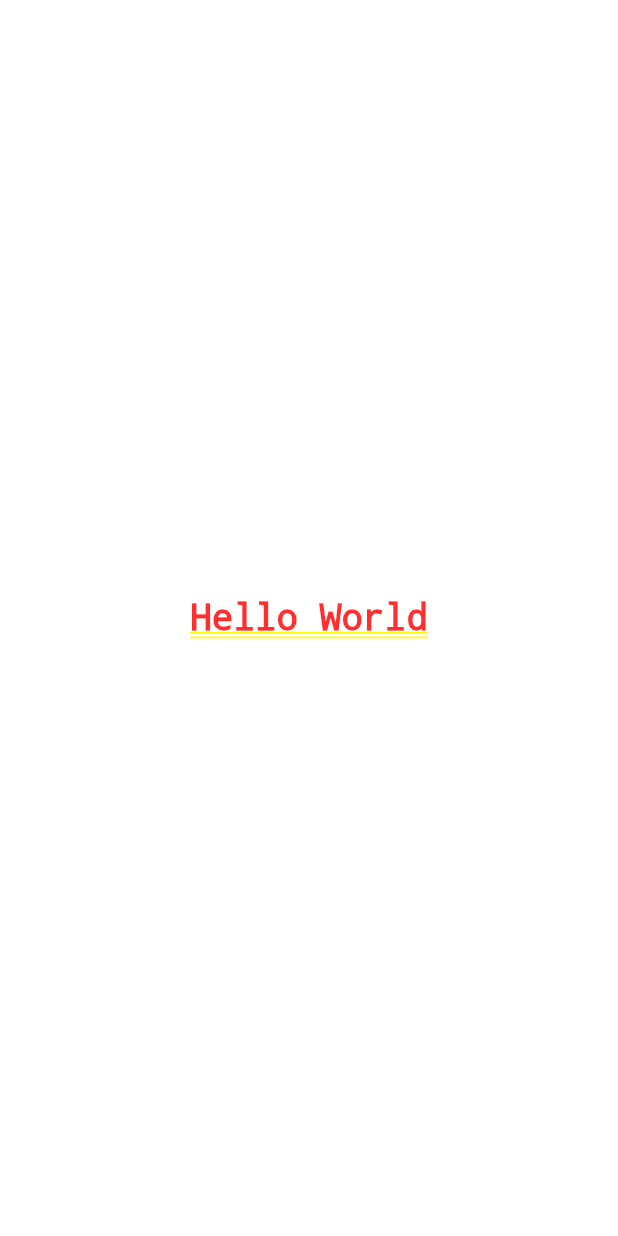
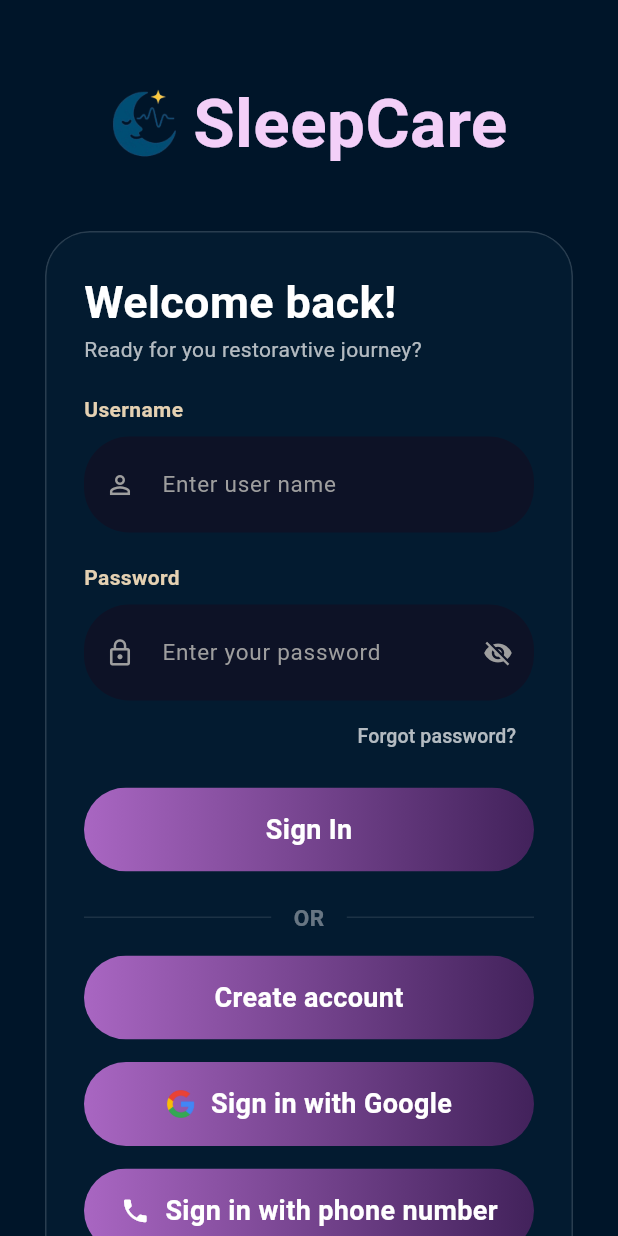
Before and after one commit to nguyensang17032006/SleepCare, a Flutter app: the screen it shows after launch, on a phone screen of 412 x 824 dp. Run offline on Flutter 3.47's test engine with Material 3 defaults, Android fonts, the phone set to English and light mode, and no system bars.

Commit message:
feat(auth): complete login and signup UI

```diff
--- /dev/null
+++ b/sleep_app_frontend/lib/features/auth/presentation/viewmodels/password_visibility_viewmodel.dart
@@ -0,0 +1,13 @@
+import 'package:flutter/material.dart';
+
+class PasswordVisibility extends ChangeNotifier {
+
+  bool _isPasswordVisible = true;
+  bool get isPasswordVisible => _isPasswordVisible;
+
+
+  void togglePasswordVisibility() {
+    _isPasswordVisible = !_isPasswordVisible;
+    notifyListeners();
+  }
+}
--- /dev/null
+++ b/sleep_app_frontend/lib/features/auth/presentation/views/login_view.dart
@@ -0,0 +1,34 @@
+import "package:flutter/material.dart";
+import "package:provider/provider.dart";
+import "package:sleep_app_frontend/features/auth/presentation/viewmodels/password_visibility_viewmodel.dart";
+import "package:sleep_app_frontend/features/auth/presentation/widgets/common/title_widget.dart";
+import "package:sleep_app_frontend/features/auth/presentation/widgets/login_form.dart";
+import "package:sleep_app_frontend/features/auth/presentation/widgets/common/floatframe_widget.dart";
+
+class LoginView extends StatelessWidget {
+  const LoginView({super.key});
+
+  @override
+  Widget build(BuildContext context) {
+    return ChangeNotifierProvider(
+      create: (_) => PasswordVisibility(),
+      child: Scaffold(
+        resizeToAvoidBottomInset: true,
+        body: SafeArea(
+          child: SingleChildScrollView(
+            padding: const EdgeInsets.symmetric(horizontal: 30),
+            child: Column(
+              crossAxisAlignment: CrossAxisAlignment.center,
+              children: [
+                const SizedBox(height: 50),
+                const TitleWidget(),
+                const SizedBox(height: 40),
+                const FloatFrameWidget(child: LoginForm()),
+              ],
+            ),
+          ),
+        ),
+      ),
+    );
+  }
+}
--- /dev/null
+++ b/sleep_app_frontend/lib/features/auth/presentation/widgets/common/button_widget.dart
@@ -0,0 +1,51 @@
+import "package:flutter/material.dart";
+
+class ButtonWidget extends StatelessWidget {
+  final String text;
+  final VoidCallback onPressed;
+  final Widget? icon;
+  const ButtonWidget({
+    super.key,
+    required this.text,
+    required this.onPressed,
+    this.icon,
+  });
+
+  @override
+  Widget build(BuildContext context) {
+    return ClipRRect(
+      borderRadius: BorderRadius.circular(30),
+      child: InkWell(
+        onTap: onPressed,
+        child: Container(
+          decoration: const BoxDecoration(
+            gradient: LinearGradient(
+              begin: Alignment.centerLeft,
+              end: Alignment.centerRight,
+              colors: [
+                Color.fromARGB(255, 169, 102, 194),
+                Color.fromARGB(255, 66, 34, 91),
+              ],
+            ),
+          ),
+          padding: const EdgeInsets.symmetric(horizontal: 20, vertical: 15),
+          child: Row(
+            mainAxisSize: MainAxisSize.max,
+            mainAxisAlignment: MainAxisAlignment.center,
+            children: [
+              if (icon != null) ...[icon!, const SizedBox(width: 10)],
+              Text(
+                text,
+                style: const TextStyle(
+                  color: Colors.white,
+                  fontSize: 18,
+                  fontWeight: FontWeight.bold,
+                ),
+              ),
+            ],
+          ),
+        ),
+      ),
+    );
+  }
+}
--- /dev/null
+++ b/sleep_app_frontend/lib/features/auth/presentation/widgets/common/floatframe_widget.dart
@@ -0,0 +1,29 @@
+import "package:flutter/material.dart";
+import 'dart:ui';
+
+class FloatFrameWidget extends StatelessWidget {
+  final Widget child;
+  const FloatFrameWidget({super.key, required this.child});
+
+  @override
+  Widget build(BuildContext context) {
+    return ClipRRect(
+      borderRadius: BorderRadius.circular(30),
+      child: BackdropFilter(
+        filter: ImageFilter.blur(sigmaX: 10, sigmaY: 10),
+        child: Container(
+          padding: const EdgeInsets.all(25),
+          decoration: BoxDecoration(
+            color: const Color(0xFF041C32).withValues(alpha: 0.8),
+            borderRadius: BorderRadius.circular(30),
+            border: Border.all(
+              color: Colors.white.withValues(alpha: 0.15),
+              width: 1.0,
+            ),
+          ),
+          child: child,
+        ),
+      ),
+    );
+  }
+}
--- /dev/null
+++ b/sleep_app_frontend/lib/features/auth/presentation/widgets/common/textfield_widget.dart
@@ -0,0 +1,67 @@
+import 'package:flutter/material.dart';
+
+class TextFieldWidget extends StatelessWidget {
+  final String label;
+  final String hintText;
+  final IconData prefixIcon;
+
+  final bool obscureText;
+  final VoidCallback? onSuffixIconPressed;
+
+  const TextFieldWidget({
+    super.key,
+    required this.label,
+    required this.hintText,
+    required this.prefixIcon,
+    this.obscureText = false,
+    this.onSuffixIconPressed,
+  });
+
+  @override
+  Widget build(BuildContext context) {
+    return Column(
+      crossAxisAlignment: CrossAxisAlignment.start,
+      children: [
+        Text(
+          label,
+          style: const TextStyle(
+            color: Color(0xFFE5D1B2),
+            fontWeight: FontWeight.bold,
+          ),
+        ),
+        const SizedBox(height: 8),
+        TextField(
+          obscureText: obscureText,
+          style: const TextStyle(color: Colors.white),
+          decoration: InputDecoration(
+            filled: true,
+            fillColor: const Color(0xFF0D1226),
+            hintText: hintText,
+            hintStyle: const TextStyle(color: Colors.grey, fontSize: 15),
+            prefixIcon: Icon(prefixIcon, color: Colors.grey, size: 20),
+
+            suffixIcon: onSuffixIconPressed != null
+                ? IconButton(
+                    icon: Icon(
+                      obscureText ? Icons.visibility_off : Icons.visibility,
+                      color: Colors.grey,
+                      size: 20,
+                    ),
+                    onPressed: onSuffixIconPressed,
+                  )
+                : null,
+
+            border: OutlineInputBorder(
+              borderRadius: BorderRadius.circular(30),
+              borderSide: BorderSide.none,
+            ),
+            contentPadding: const EdgeInsets.symmetric(
+              vertical: 20,
+              horizontal: 20,
+            ),
+          ),
+        ),
+      ],
+    );
+  }
+}
--- /dev/null
+++ b/sleep_app_frontend/lib/features/auth/presentation/widgets/common/title_widget.dart
@@ -0,0 +1,26 @@
+import "package:flutter/material.dart";
+
+class TitleWidget extends StatelessWidget {
+  const TitleWidget({super.key});
+
+  @override
+  Widget build(BuildContext context) {
+    return Row(
+      mainAxisSize: MainAxisSize.min,
+      children: [
+        Image.asset('assets/images/logo_sleep.png', width: 45, height: 45),
+
+        const SizedBox(width: 10),
+
+        const Text(
+          "SleepCare",
+          style: TextStyle(
+            color: Color.fromARGB(255, 243, 207, 248),
+            fontSize: 45,
+            fontWeight: FontWeight.bold,
+          ),
+        ),
+      ],
+    );
+  }
+}
--- /dev/null
+++ b/sleep_app_frontend/lib/features/auth/presentation/widgets/login_form.dart
@@ -0,0 +1,120 @@
+import "package:flutter/material.dart";
+import "package:provider/provider.dart";
+import "package:sleep_app_frontend/features/auth/presentation/viewmodels/password_visibility_viewmodel.dart";
+import "package:sleep_app_frontend/features/auth/presentation/widgets/common/button_widget.dart";
+import "package:sleep_app_frontend/features/auth/presentation/widgets/common/textfield_widget.dart";
+import "package:sleep_app_frontend/features/auth/presentation/views/signup_view.dart";
+
+class LoginForm extends StatelessWidget {
+  const LoginForm({super.key});
+
+  @override
+  Widget build(BuildContext context) {
+    final authVM = context.watch<PasswordVisibility>();
+
+    return Column(
+      mainAxisSize: MainAxisSize.min,
+      crossAxisAlignment: CrossAxisAlignment.start,
+      children: [
+        const Text(
+          "Welcome back!",
+          style: TextStyle(
+            color: Colors.white,
+            fontSize: 30,
+            fontWeight: FontWeight.bold,
+          ),
+        ),
+
+        const Text(
+          "Ready for you restoravtive journey?",
+          style: TextStyle(color: Colors.white70, fontSize: 14),
+        ),
+
+        const SizedBox(height: 20),
+        const TextFieldWidget(
+          label: "Username",
+          hintText: "Enter user name",
+          prefixIcon: Icons.person_outline,
+        ),
+        const SizedBox(height: 20),
+
+        TextFieldWidget(
+          label: "Password",
+          hintText: "Enter your password",
+          prefixIcon: Icons.lock_outline,
+          obscureText: authVM.isPasswordVisible,
+          onSuffixIconPressed: () => authVM.togglePasswordVisibility(),
+        ),
+
+        Align(
+          alignment: Alignment.centerRight,
+          child: TextButton(
+            onPressed: () {},
+            child: const Text(
+              "Forgot password?",
+              style: TextStyle(color: Colors.white70, fontSize: 13),
+            ),
+          ),
+        ),
+
+        const SizedBox(height: 10),
+
+        ButtonWidget(text: "Sign In", onPressed: () {}),
+
+        const SizedBox(height: 20),
+
+        Row(
+          children: [
+            Expanded(
+              child: Divider(
+                color: Colors.white.withValues(alpha: 0.1),
+                thickness: 1,
+              ),
+            ),
+            Padding(
+              padding: const EdgeInsets.symmetric(horizontal: 15),
+              child: Text(
+                "OR",
+                style: TextStyle(
+                  color: Colors.white.withValues(alpha: 0.4),
+                  fontSize: 15,
+                  fontWeight: FontWeight.bold,
+                ),
+              ),
+            ),
+            Expanded(
+              child: Divider(
+                color: Colors.white.withValues(alpha: 0.1),
+                thickness: 1,
+              ),
+            ),
+          ],
+        ),
+
+        const SizedBox(height: 15),
+
+        ButtonWidget(
+          text: "Create account",
+          onPressed: () {
+            Navigator.push(
+              context,
+              MaterialPageRoute(builder: (context) => const SignupView()),
+            );
+          },
+        ),
+        const SizedBox(height: 15),
+        ButtonWidget(
+          text: "Sign in with Google",
+          icon: Image.asset('assets/images/google.png', width: 20, height: 20),
+          onPressed: () {},
+        ),
+        const SizedBox(height: 15),
+        ButtonWidget(
+          text: "Sign in with phone number",
+          icon: const Icon(Icons.phone, color: Colors.white, size: 20),
+          onPressed: () {},
+        ),
+      ],
+    );
+  }
+}
--- a/sleep_app_frontend/lib/main.dart
+++ b/sleep_app_frontend/lib/main.dart
@@ -1,4 +1,5 @@
 import 'package:flutter/material.dart';
+import 'package:sleep_app_frontend/features/auth/presentation/views/login_view.dart';
 
 void main() {
   runApp(const MyApp());
@@ -6,15 +7,15 @@
 
 class MyApp extends StatelessWidget {
   const MyApp({super.key});
+
   @override
   Widget build(BuildContext context) {
     return MaterialApp(
       debugShowCheckedModeBanner: false,
-      title: 'Flutter Demo',
-      theme: ThemeData(
-        colorScheme: ColorScheme.fromSeed(seedColor: Colors.deepPurple),
+      theme: ThemeData.dark().copyWith(
+        scaffoldBackgroundColor: const Color(0xFF001529)
       ),
-      home: Center(child: Text('Hello World', style: TextStyle(fontSize: 24))),
+      home: const LoginView(),
     );
   }
 }
--- a/sleep_app_frontend/pubspec.yaml
+++ b/sleep_app_frontend/pubspec.yaml
@@ -34,6 +34,7 @@
   # The following adds the Cupertino Icons font to your application.
   # Use with the CupertinoIcons class for iOS style icons.
   cupertino_icons: ^1.0.8
+  provider: ^6.1.5+1
 
 dev_dependencies:
   flutter_test:
@@ -57,7 +58,7 @@
   # the material Icons class.
   uses-material-design: true
   assets:
-    - assets/
+    - assets/images/
   # To add assets to your application, add an assets section, like this:
   # assets:
   #   - images/a_dot_burr.jpeg
```
Also changed, not shown: sleep_app_frontend/lib/features/auth/presentation/viewmodels/checbox_privacy_viewmodel.dart (added, +11 -0 lines), sleep_app_frontend/lib/features/auth/presentation/views/signup_view.dart (added, +57 -0 lines), sleep_app_frontend/lib/features/auth/presentation/widgets/signup_form.dart (added, +112 -0 lines), sleep_app_frontend/assets/images/google.png (added), sleep_app_frontend/assets/images/logo_sleep.png (added), sleep_app_frontend/pubspec.lock.
